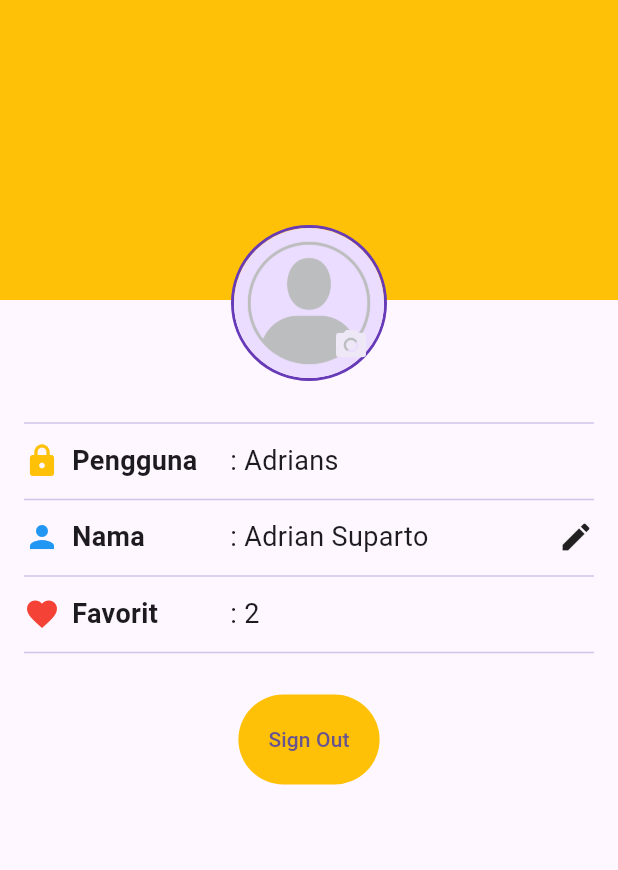
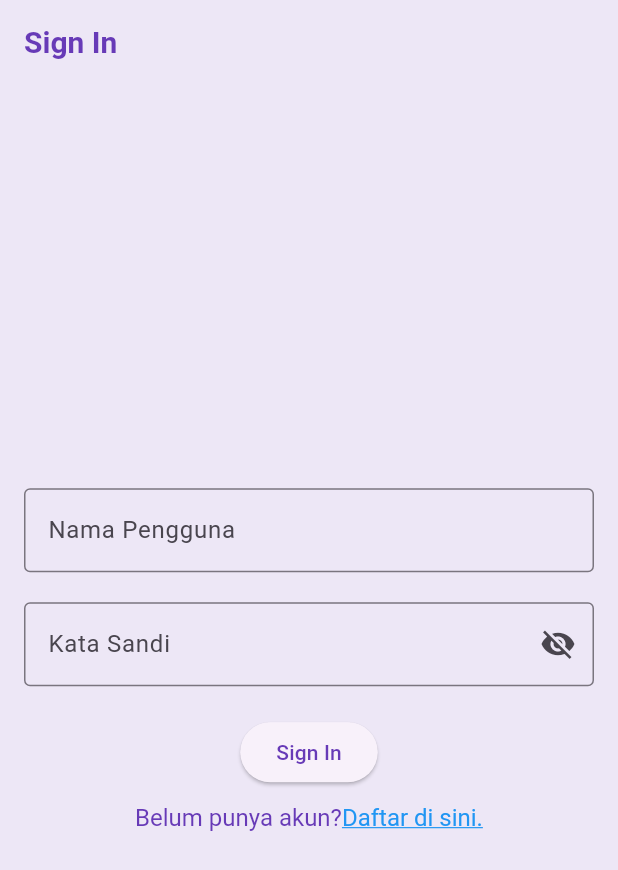
Before and after one commit to Mobile-Programming-MDP/materi-latihan-flutter-AdrianSuparto, a Flutter app: the screen it shows after launch, on a phone screen of 412 x 824 dp. Shown: the top 870 px of the screen. Run offline on Flutter 3.47's test engine with Material 2 defaults, Android fonts, the phone set to English and light mode, and no system bars; our stand-ins replace connectivity_plus.

Commit message:
Sign_In_Screens

```diff
--- a/wisata_candi/lib/main.dart
+++ b/wisata_candi/lib/main.dart
@@ -1,6 +1,7 @@
 import 'package:flutter/material.dart';
+import 'package:wisata_candi/screens/SignInScreen.dart';
 //import 'package:wisata_candi/data/candi_data.dart';
-import 'package:wisata_candi/screens/profile_screen.dart';
+// import 'package:wisata_candi/screens/profile_screen.dart';
 //import 'package:wisata_candi/screens/detail_screen.dart';
 
 void main() {
@@ -17,11 +18,26 @@ class MyApp extends StatelessWidget {
       title: 'Wisata Candi',
       debugShowCheckedModeBanner: false,
       theme: ThemeData(
-        colorScheme: ColorScheme.fromSeed(seedColor: Colors.deepPurple),
+        appBarTheme: const AppBarTheme(
+          iconTheme: IconThemeData(color: Colors.deepPurple),
+          titleTextStyle: TextStyle(
+            color: Colors.deepPurple,
+            fontSize: 20,
+            fontWeight: FontWeight.bold,
+          ),
+        ),
+        colorScheme:
+            ColorScheme.fromSeed(seedColor: Colors.deepPurple).copyWith(
+          primary: Colors.deepPurple,
+          surface: Colors.deepPurple[50],
+        ),
         useMaterial3: true,
+        // colorScheme: ColorScheme.fromSeed(seedColor: Colors.deepPurple),
+        // useMaterial3: true,
       ),
-      home: ProfileScreen(),
-      //DetailScreen(candi: candiList[0]),
+      home: SignInScreen(),
+      // home: ProfileScreen(),
+      //home: DetailScreen(candi: candiList[0]),
     );
   }
 }
--- /dev/null
+++ b/wisata_candi/lib/screens/SignInScreen.dart
@@ -0,0 +1,103 @@
+import 'package:flutter/gestures.dart';
+import 'package:flutter/material.dart';
+
+class SignInScreen extends StatefulWidget {
+  SignInScreen({super.key});
+
+  @override
+  State<SignInScreen> createState() => _SignInScreenState();
+}
+
+class _SignInScreenState extends State<SignInScreen> {
+  //TODO: 1. Deklarasikan variabel
+  final TextEditingController _usernameController = TextEditingController();
+
+  final TextEditingController _passwordController = TextEditingController();
+
+  String _errorText = '';
+
+  bool _isSignedIn = false;
+
+  bool _obscurePassword = true;
+
+  @override
+  Widget build(BuildContext context) {
+    return Scaffold(
+      //TODO: 2. Pasang AppBar
+      appBar: AppBar(
+        title: Text('Sign In'),
+      ),
+      //TODO: 3. Pasang body
+      body: Center(
+        child: SingleChildScrollView(
+          child: Padding(
+            padding: const EdgeInsets.all(16),
+            child: Form(
+              child: Column(
+                //TODO: 4. Atur mainAxisAlignment dan crossAxisAlignment
+                mainAxisAlignment: MainAxisAlignment.center,
+                crossAxisAlignment: CrossAxisAlignment.center,
+                children: [
+                  //TODO: 5. Pasang TextFormField Nama Pengguna
+                  TextFormField(
+                    controller: _usernameController,
+                    decoration: InputDecoration(
+                      labelText: "Nama Pengguna",
+                      border: OutlineInputBorder(),
+                    ),
+                  ),
+                  //TODO: 6. Pasang TextFormField Kata Sandi
+                  SizedBox(height: 20),
+                  TextFormField(
+                    controller: _passwordController,
+                    decoration: InputDecoration(
+                      labelText: "Kata Sandi",
+                      errorText: _errorText.isNotEmpty ? _errorText : null,
+                      border: OutlineInputBorder(),
+                      suffixIcon: IconButton(
+                        onPressed: () {
+                          setState(() {
+                            _obscurePassword = !_obscurePassword;
+                          });
+                        },
+                        icon: Icon(
+                          _obscurePassword
+                              ? Icons.visibility_off
+                              : Icons.visibility,
+                        ),
+                      ),
+                    ),
+                    obscureText: _obscurePassword,
+                  ),
+                  //TODO: 7. Pasang ElevatedButton Sign In
+                  SizedBox(height: 20),
+                  ElevatedButton(onPressed: () {}, child: Text('Sign In')),
+                  // TODO: 8. Pasang TextButton Sign Up
+                  SizedBox(height: 10),
+                  // TextButton(
+                  //   onPressed: (){},
+                  //   child: Text('Belum punya akun? Daftar di sini.')),
+                  RichText(
+                      text: TextSpan(
+                          text: 'Belum punya akun?',
+                          style:
+                              TextStyle(fontSize: 16, color: Colors.deepPurple),
+                          children: <TextSpan>[
+                        TextSpan(
+                          text: 'Daftar di sini.',
+                          style: TextStyle(
+                              color: Colors.blue,
+                              decoration: TextDecoration.underline,
+                              fontSize: 16),
+                          recognizer: TapGestureRecognizer()..onTap = () {},
+                        )
+                      ]))
+                ],
+              ),
+            ),
+          ),
+        ),
+      ),
+    );
+  }
+}
```
